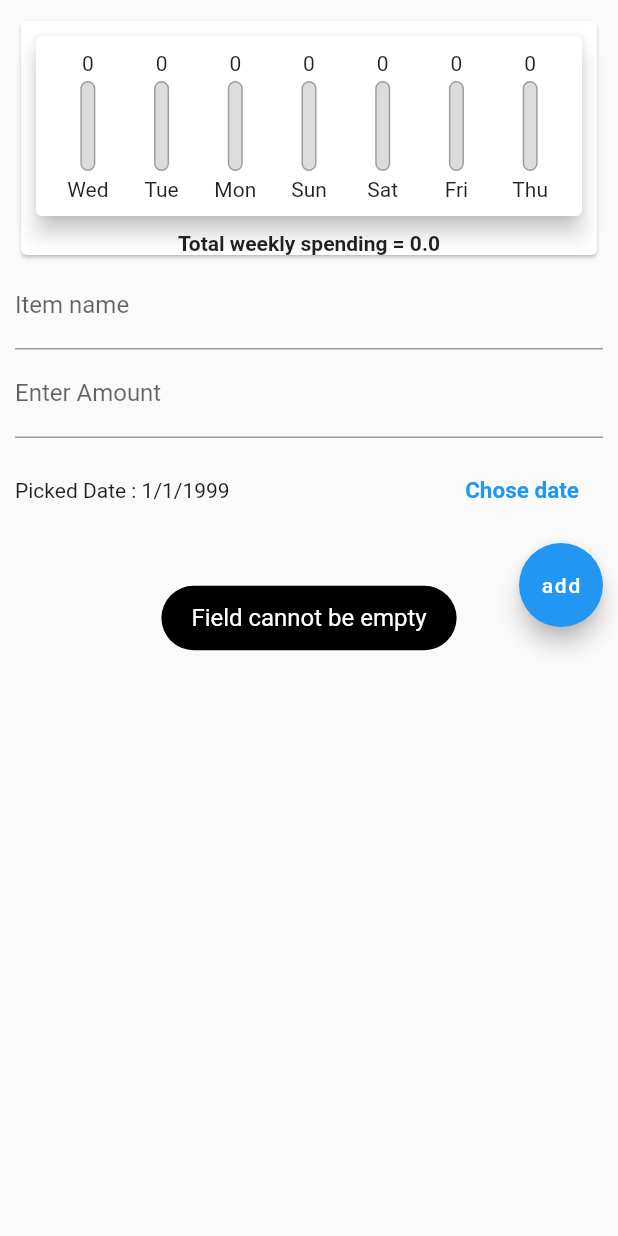
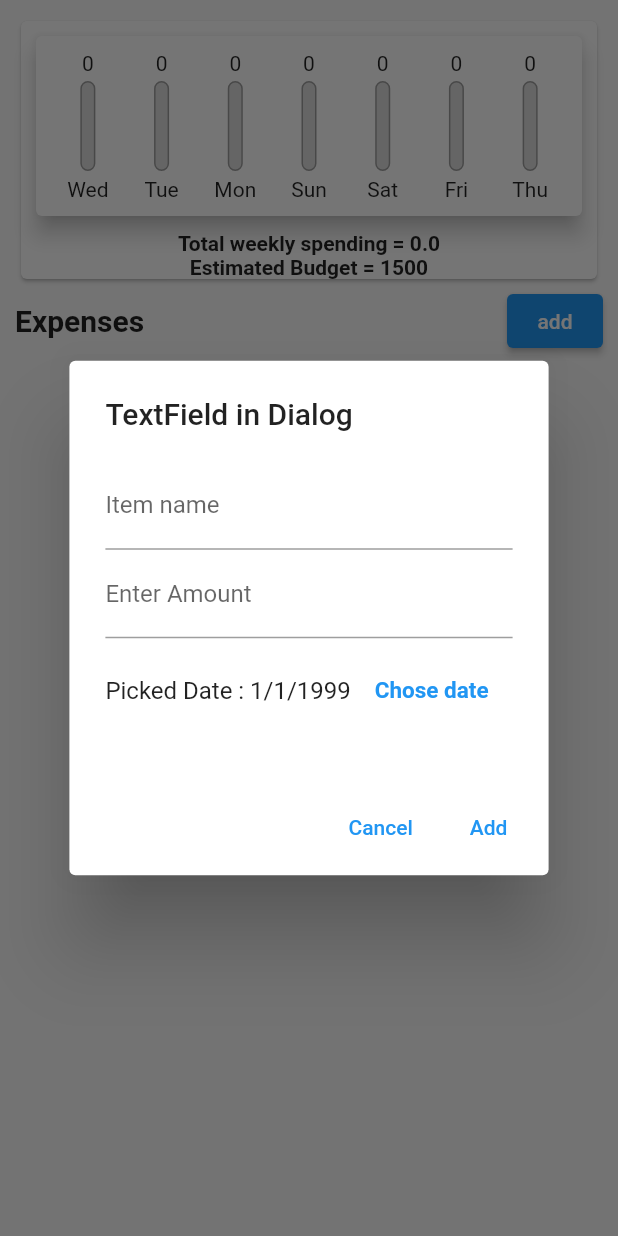
Before and after one commit to ak101ak101/newbie-app, a Flutter app: the TransactionList widget shown alone on an empty page, opened directly, after a tap on "add", on a phone screen of 412 x 824 dp. Run offline on Flutter 3.47's test engine with Material 2 defaults, Android fonts, the phone set to English and light mode, and no system bars; our stand-ins replace cloud_firestore, firebase_auth, firebase_core, fluttertoast; accounts and stored records are empty.

```diff
--- a/lib/screens/home_screen.dart
+++ b/lib/screens/home_screen.dart
@@ -93,6 +93,31 @@ BottomNavigationBarItem(icon:Icon(Icons.arrow_circle_up_outlined),label:"Give"),
                   onTap: () {
                     Give();
                   },
+                ),
+                ListTile(
+                  leading: Icon(Icons.attach_money_rounded),
+                  title: Text("Estimated budget"),
+                  onTap: () {
+                    Give();
+                  },
+
+                ),
+                ListTile(
+                  leading: Icon(Icons.history),
+                  title: Text("Monthly Expenditure"),
+                  onTap: () {
+                    Give();
+                  },
+
+                ),
+
+                ListTile(
+                  leading: Icon(Icons.edit_sharp),
+                  title: Text("Edit Profile"),
+                  onTap: () {
+                    Give();
+                  },
+
                 ),
                 ListTile(
                   leading: Icon(Icons.logout),
@@ -240,17 +265,104 @@ class _TransactionListState extends State<TransactionList>  {
                           child:StreamBuilder(stream:list, builder:(BuildContext context,AsyncSnapshot<List<transaction>> snapshot){if(snapshot.hasData)return Chart(snapshot.data!);else return Center(child:CircularProgressIndicator());}),
 
                       ),),
+                      // TextField(
+                      //     controller: titlecontroller,
+                      //     decoration: InputDecoration(labelText: 'Item name')),
+                      // TextField(
+                      //     controller: amtcontroller,
+                      //     decoration: InputDecoration(labelText: 'Enter Amount'),
+                      //     keyboardType: TextInputType.number,
+                      //
+                      // ),
+                      //
+                      // Container(
+                      //   height: 70,
+                      //   child: Row(children: <Widget>[
+                      //     Expanded(
+                      //       child: Text(selecteddate == DateTime.now()
+                      //           ? 'No date chosen'
+                      //           : 'Picked Date : ${DateFormat.yMd().format(selecteddate)}'),
+                      //     ),
+                      //     TextButton(
+                      //       style: TextButton.styleFrom(
+                      //         padding: const EdgeInsets.all(16.0),
+                      //         primary: Colors.blue,
+                      //         textStyle: const TextStyle(
+                      //             color: Colors.white,
+                      //             fontSize: 15,
+                      //             fontWeight: FontWeight.bold),
+                      //       ),
+                      //       child: Text("Chose date"),
+                      //       onPressed: _presentdatepicker,
+                      //     ),
+                      //   ]
+                      //   ),
+                      // ),
+                      Row(
+                          mainAxisAlignment: MainAxisAlignment.spaceBetween,
+                          children: <Widget>[
+
+                        Text("Expenses",style: const TextStyle(fontWeight: FontWeight.bold,fontSize:20)),
+                        Align(
+                          alignment: Alignment.bottomRight,
+                          child: ElevatedButton(
+                            onPressed: () {
+
+                              // if(titlecontroller.text.isNotEmpty){
+                              // aad(titlecontroller.text,
+                              //     double.parse(amtcontroller.text), selecteddate);}
+                              // else{
+                              //   Fluttertoast.showToast(
+                              //       msg: "Field cannot be empty",
+                              //       toastLength: Toast.LENGTH_LONG,
+                              //       gravity: ToastGravity.CENTER,
+                              //       timeInSecForIosWeb: 1,
+                              //       backgroundColor: Colors.black,
+                              //       textColor: Colors.white,
+                              //       fontSize: 16.0);
+                              // }
+                              addnewitem(context);
+                            },
+
+                            child: const Text("add"),
+                          ),
+                        ),
+                      ])
+
+
+
+
+                    ]
+                )
+            )
+        ));
+  }
+
+  Future addnewitem(context) async {
+    var namecontroller = TextEditingController() ;
+
+    var amountcontroller = TextEditingController() ;
+
+    return showDialog(
+
+      builder: (context) =>  StatefulBuilder(
+    builder:(context,setState){
+      return AlertDialog(
+        title: const Text('TextField in Dialog'),
+        content: Column(
+          mainAxisSize:MainAxisSize.min,
+          children:<Widget>[
             TextField(
-                          controller: titlecontroller,
+                controller: namecontroller,
                 decoration: InputDecoration(labelText: 'Item name')),
             TextField(
-                          controller: amtcontroller,
+              controller: amountcontroller,
               decoration: InputDecoration(labelText: 'Enter Amount'),
               keyboardType: TextInputType.number,
 
             ),
 
-                      Container(
+            SizedBox(
               height: 70,
               child: Row(children: <Widget>[
                 Expanded(
@@ -268,39 +380,62 @@ class _TransactionListState extends State<TransactionList>  {
                         fontWeight: FontWeight.bold),
                   ),
                   child: Text("Chose date"),
-                            onPressed: _presentdatepicker,
+                  onPressed: (){
+                    showDatePicker(
+                        context: context,
+                        initialDate: DateTime.now(),
+                        lastDate: DateTime.now(),
+                        firstDate: DateTime(2010))
+                        .then((pickedDate) {
+                      if (pickedDate == null) {
+                        return;
+                      }
+                      setState(() {
+                        selecteddate = pickedDate;
+                      });
+                    });
+                  },
                 ),
-                        ]),
+              ]
               ),
-                      Align(
-                        alignment: Alignment.bottomRight,
-                     child: FloatingActionButton(
-                        onPressed: () {
-                          if(titlecontroller.text.isNotEmpty){
-                          aad(titlecontroller.text,
-                              double.parse(amtcontroller.text), selecteddate);}
+            ),
+
+          ],
+        ),
+        actions:[
+          TextButton(onPressed: () {
+            Navigator.of(context).pop();
+          }, child: Text("Cancel"),
+
+          ),
+          TextButton(onPressed: () async {
+            final User? user = FirebaseAuth.instance.currentUser;
+            final uid = user?.uid;
+            final email = user?.email;
+            DocumentReference<Map<String, dynamic>> users = FirebaseFirestore.instance.collection("users").doc(uid).collection("take").doc();
+            if(amountcontroller.text.isNotEmpty  && namecontroller.text.isNotEmpty) {
+              addnewtx(namecontroller.text,
+                  double.parse(amountcontroller.text), selecteddate);
+
+            }
             else{
               Fluttertoast.showToast(
-                                msg: "Field cannot be empty",
+                  msg: "Fields cannot be null",
                   toastLength: Toast.LENGTH_LONG,
                   gravity: ToastGravity.CENTER,
                   timeInSecForIosWeb: 1,
                   backgroundColor: Colors.black,
                   textColor: Colors.white,
-                                fontSize: 16.0);
+                  fontSize: 16.0
+              );
             }
+            Navigator.of(context).pop();
+          }, child: Text("Add"),),
+        ],
+      );
     },
 
-                        child: const Text("add"),
-                      ),
-                      ),
-
-
-
-                    ]
-                )
-            )
-        ));
+    ), context: context,);
   }
 }
 
@@ -354,6 +489,8 @@ class _ChartState extends State<Chart> {
           ),
         ),
         Text('Total weekly spending = $tspending',
+            style: TextStyle(fontWeight: FontWeight.bold)),
+        Text('Estimated Budget = 1500',
             style: TextStyle(fontWeight: FontWeight.bold))
       ],
     );
```
Lines whose indentation alone changed are shown as unchanged.
